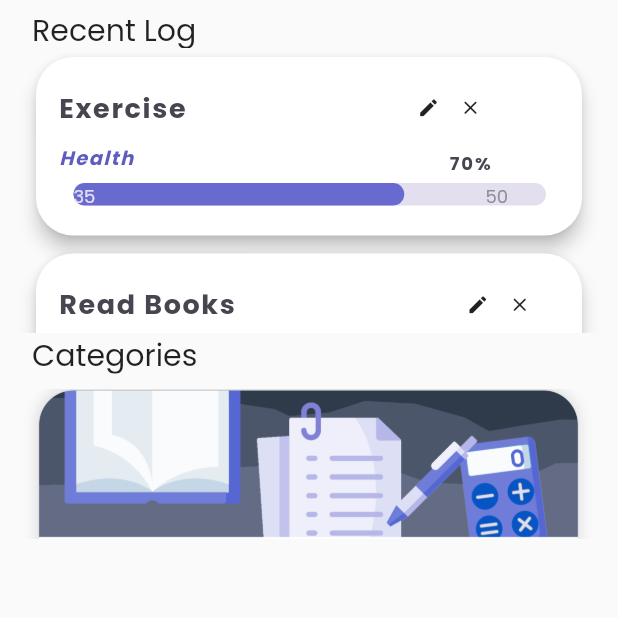
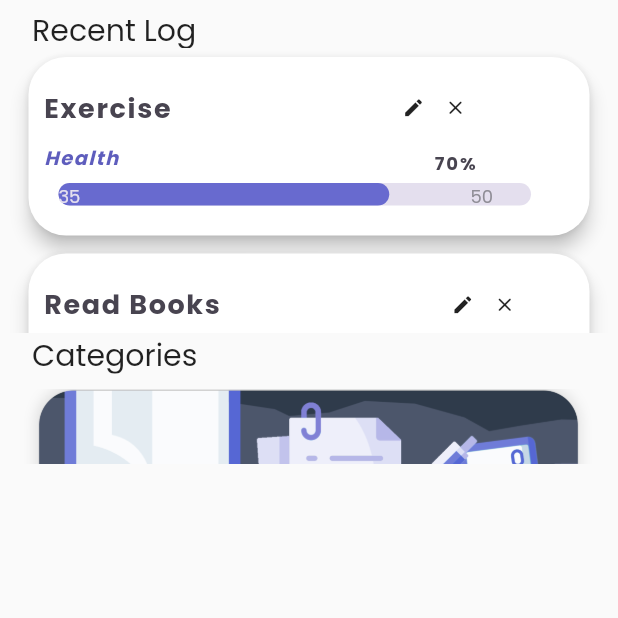
Before and after one commit to Habit-Tracker-192/Habit-Tracker, a Flutter app: the MyProfile screen opened directly, on a phone screen of 412 x 824 dp, the top half of it. Run offline on Flutter 3.47's test engine with Material 2 defaults, Android fonts, the phone set to English and light mode, and no system bars; drawn by our look-alikes of percent_indicator; our stand-ins replace cloud_firestore, firebase_auth, firebase_core; accounts and stored records are empty.

Commit message:
Update profile.dart

```diff
--- a/first_app/lib/screens/profile.dart
+++ b/first_app/lib/screens/profile.dart
@@ -154,7 +154,7 @@ class _MyProfileState extends State<MyProfile> {  //RECENT TAB
             itemBuilder: (BuildContext context, int index) =>
             Container( //return gesturedetector child: container
                 width: MediaQuery.of(context).size.width,
-                padding: EdgeInsets.symmetric(horizontal: 20.0, vertical: 2.0),
+                padding: EdgeInsets.symmetric(horizontal: 15.0, vertical: 2.0),
                 child: Card(
                   elevation: 5.0,
                   shape: RoundedRectangleBorder(
@@ -162,7 +162,7 @@ class _MyProfileState extends State<MyProfile> {  //RECENT TAB
                   ),
                   child: Container(
                     width: MediaQuery.of(context).size.width,
-                    padding: EdgeInsets.symmetric(horizontal: 10.0, vertical: 10.0),
+                    padding: EdgeInsets.symmetric(horizontal: 5.0, vertical: 10.0),
                     child: Row(
                       mainAxisAlignment: MainAxisAlignment.spaceBetween,
                       crossAxisAlignment: CrossAxisAlignment.start,
@@ -262,7 +262,7 @@ class _MyProfileState extends State<MyProfile> {  //RECENT TAB
             child: Text('    Categories', style: TextStyle(fontSize: 20, fontFamily: 'Poppins'))
           ),
           Container(    //CATEGORY LISTVIEW
-            height: 110,
+            height: 60,
             child: ListView.builder(
               itemCount: 1,
               itemBuilder: (BuildContext ctx, int index){
@@ -384,7 +384,7 @@ class _FriendsState extends State<Friends> {
               shrinkWrap: true,
               itemBuilder: (BuildContext context, int index) => Container(
                 width: MediaQuery.of(context).size.width,
-                padding: EdgeInsets.symmetric(horizontal: 20.0, vertical: 2.0),
+                padding: EdgeInsets.symmetric(horizontal: 15.0, vertical: 2.0),
                 child: Card(
                   elevation: 5.0,
                   shape: RoundedRectangleBorder(
@@ -392,7 +392,7 @@ class _FriendsState extends State<Friends> {
                   ),
                   child: Container(
                     width: MediaQuery.of(context).size.width,
-                    padding: EdgeInsets.symmetric(horizontal: 10.0, vertical: 10.0),
+                    padding: EdgeInsets.symmetric(horizontal: 5.0, vertical: 10.0),
                     child: Row(
                       mainAxisAlignment: MainAxisAlignment.spaceBetween,
                       crossAxisAlignment: CrossAxisAlignment.start,
```
